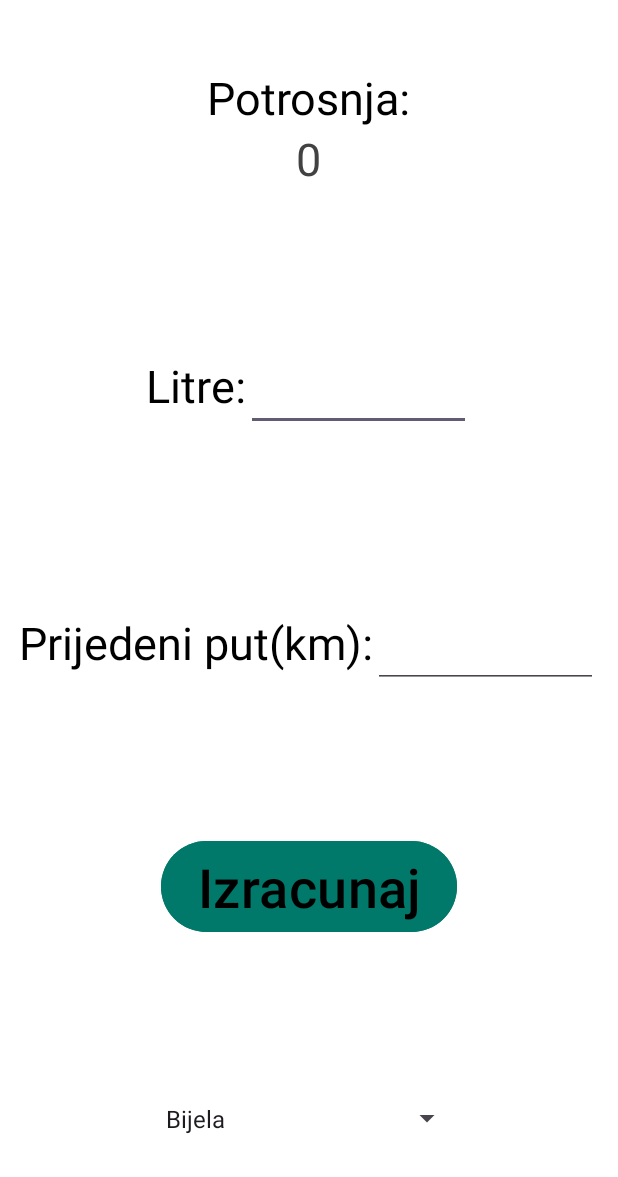
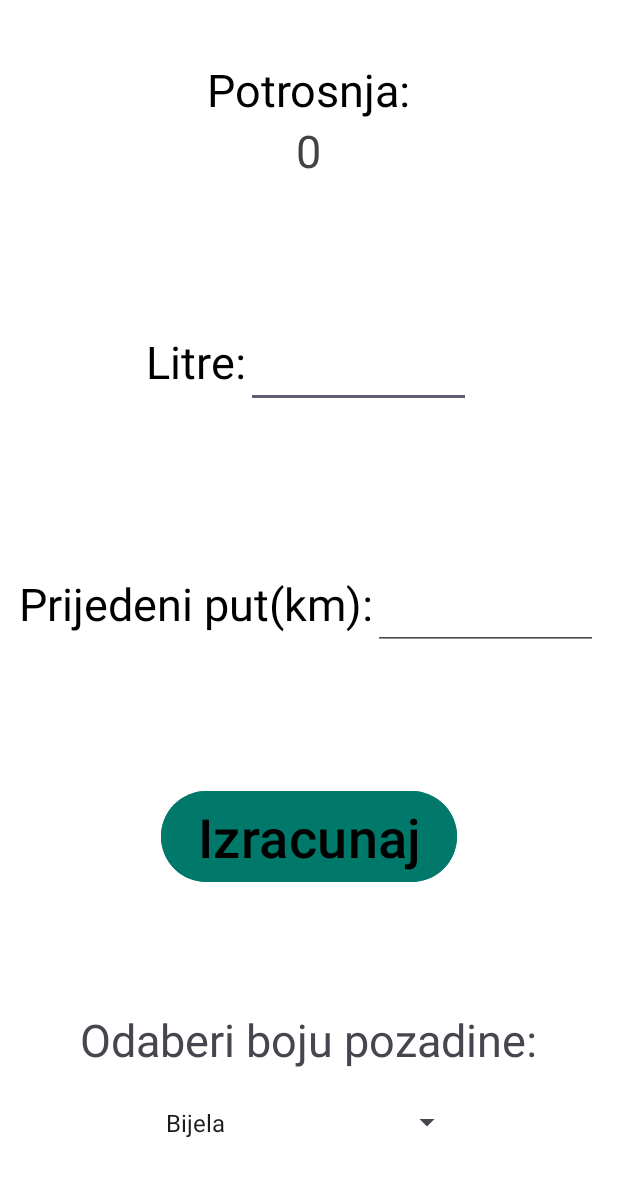
Before and after one commit to Rafo0x63/android-labosi, an Android app: the screen it shows after launch (MainActivity), on a phone screen of 412 x 824 dp. Shown: the top 1177 px of the screen. Run offline under Robolectric (Android 15) with nearby library versions, the phone set to English and light mode, and no system bars.

Commit message:
add spinner label

```diff
--- a/app/src/main/res/layout/activity_main.xml
+++ b/app/src/main/res/layout/activity_main.xml
@@ -105,6 +105,12 @@
         android:layout_weight="1"
         android:gravity="center">
 
+        <TextView
+            android:layout_width="wrap_content"
+            android:layout_height="wrap_content"
+            android:text="@string/colorSpinnerLabel"
+            android:textSize="30sp"/>
+
         <Spinner
             android:id="@+id/colorSpinner"
             android:layout_width="206dp"
--- a/app/src/main/res/values/strings.xml
+++ b/app/src/main/res/values/strings.xml
@@ -5,6 +5,7 @@
     <string name="distance">Prijedeni put(km):</string>
     <string name="calculate">Izracunaj</string>
 
+    <string name="colorSpinnerLabel">Odaberi boju pozadine:</string>
     <string name="white">Bijela</string>
     <string name="lightGrey">Svijetlo Siva</string>
     <string name="purple">Ljubicasta</string>
```
Also changed, not shown: 2 other files.
